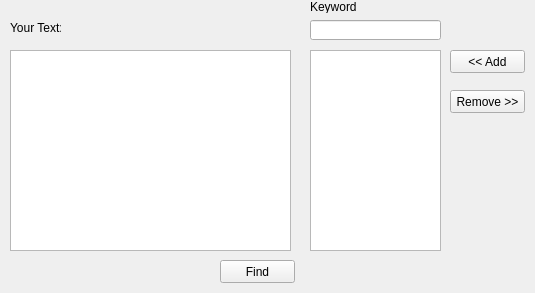
This is mainwindow.ui in IdeasStorm/Automata-Project as Qt 5 draws it before an edit. The edited form follows.
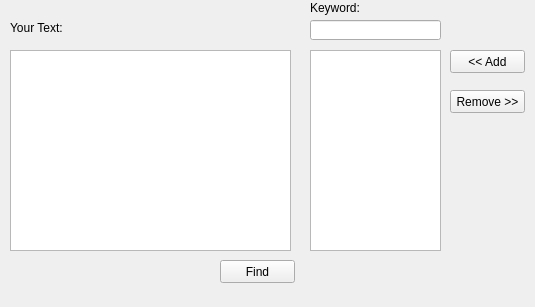
This is the edited form.

Patch:
```diff
--- a/mainwindow.ui
+++ b/mainwindow.ui
@@ -7,7 +7,7 @@
     <x>0</x>
     <y>0</y>
     <width>535</width>
-    <height>293</height>
+    <height>307</height>
    </rect>
   </property>
   <property name="windowTitle">
@@ -62,7 +62,7 @@
      <rect>
       <x>10</x>
       <y>20</y>
-      <width>51</width>
+      <width>71</width>
       <height>16</height>
      </rect>
     </property>
@@ -75,8 +75,8 @@
      <rect>
       <x>310</x>
       <y>0</y>
-      <width>46</width>
-      <height>13</height>
+      <width>71</width>
+      <height>16</height>
      </rect>
     </property>
     <property name="text">
```
Left out of the diff: 8 changed lines with no effect on the pictures.
